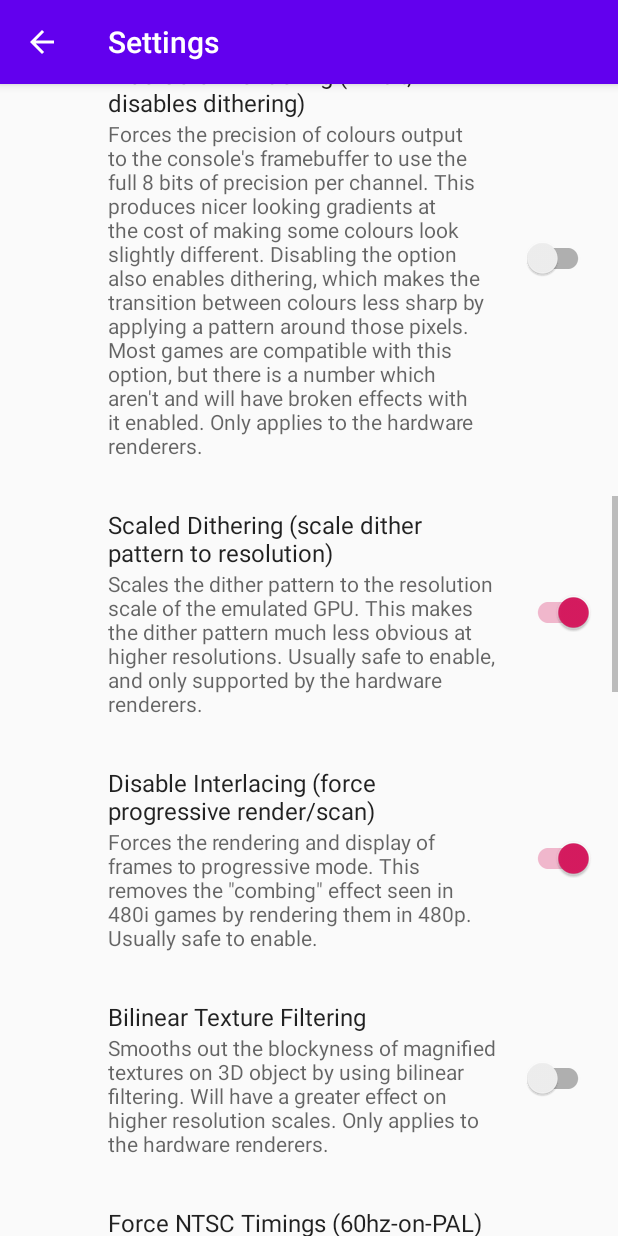
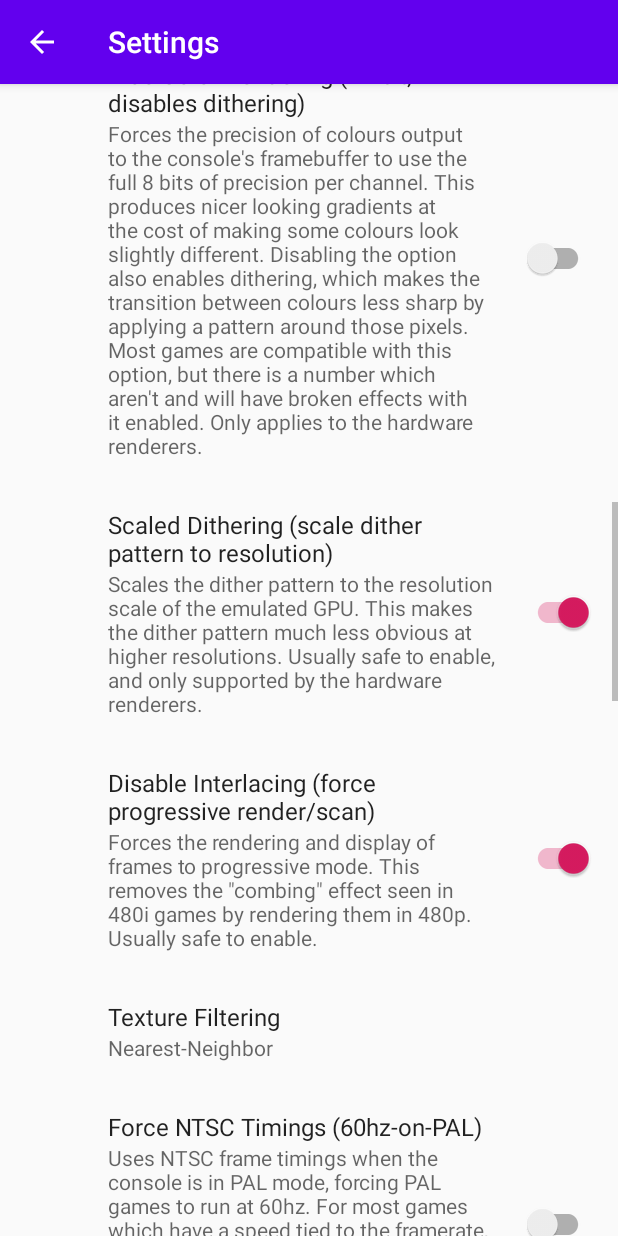
Before and after one commit to kofxi3584karlayang/duckstation, an Android app: the SettingsActivity screen opened directly, with no data from a screen before it, scrolled down 1612 dp, on a phone screen of 412 x 824 dp. Run offline under Robolectric (Android 15) with nearby library versions, the phone set to English and light mode, and no system bars; our stand-ins replace androidx.preference.

Commit message:
Android: Add texture filter options

```diff
--- a/android/app/src/main/res/values/arrays.xml
+++ b/android/app/src/main/res/values/arrays.xml
@@ -93,6 +93,18 @@
         <item>1:1</item>
         <item>PAR 1:1</item>
     </string-array>
+    <string-array name="settings_gpu_texture_filter_names">
+        <item>Nearest-Neighbor</item>
+        <item>Bilinear</item>
+        <item>JINC2</item>
+        <item>xBR</item>
+    </string-array>
+    <string-array name="settings_gpu_texture_filter_values">
+        <item>Nearest</item>
+        <item>Bilinear</item>
+        <item>JINC2</item>
+        <item>xBR</item>
+    </string-array>
     <string-array name="settings_controller_type_entries">
         <item>Digital Controller (Gamepad)</item>
         <item>Analog Controller (DualShock)</item>
--- a/android/app/src/main/res/xml/root_preferences.xml
+++ b/android/app/src/main/res/xml/root_preferences.xml
@@ -124,11 +124,13 @@
             app:defaultValue="true"
             app:summary="Forces the rendering and display of frames to progressive mode. This removes the &quot;combing&quot; effect seen in 480i games by rendering them in 480p. Usually safe to enable." />
 
-        <SwitchPreferenceCompat
-            app:key="GPU/TextureFiltering"
-            app:title="Bilinear Texture Filtering"
-            app:defaultValue="false"
-            app:summary="Smooths out the blockyness of magnified textures on 3D object by using bilinear filtering. Will have a greater effect on higher resolution scales. Only applies to the hardware renderers." />
+        <ListPreference
+            app:key="GPU/TextureFilter"
+            app:title="Texture Filtering"
+            app:entries="@array/settings_gpu_texture_filter_names"
+            app:entryValues="@array/settings_gpu_texture_filter_values"
+            app:defaultValue="Nearest"
+            app:useSimpleSummaryProvider="true" />
 
         <SwitchPreferenceCompat
             app:key="GPU/ForceNTSCTimings"
```
